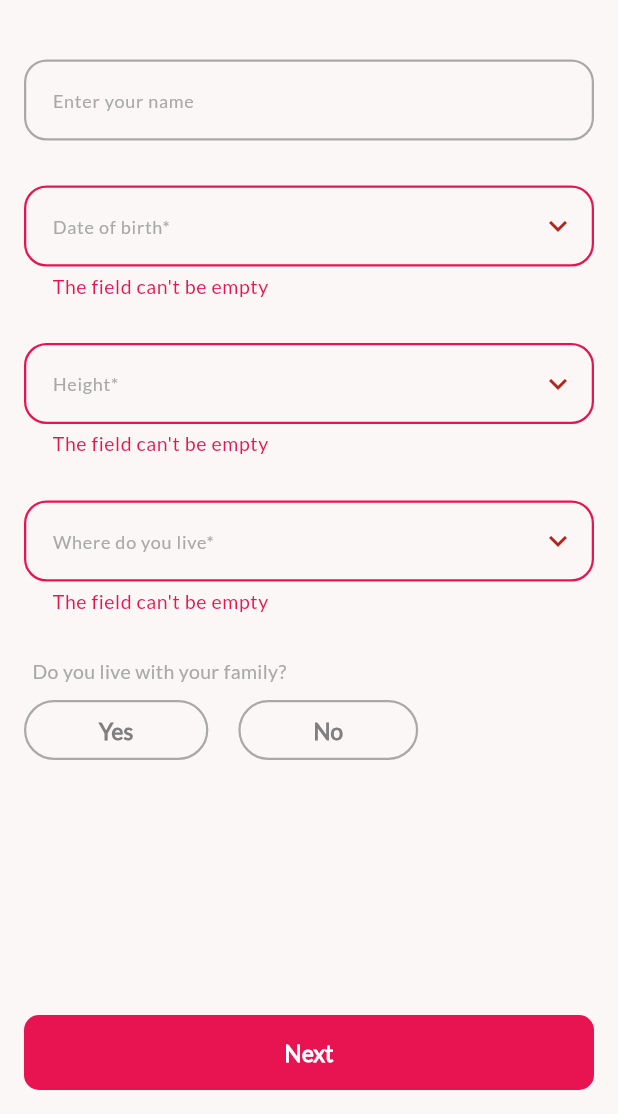
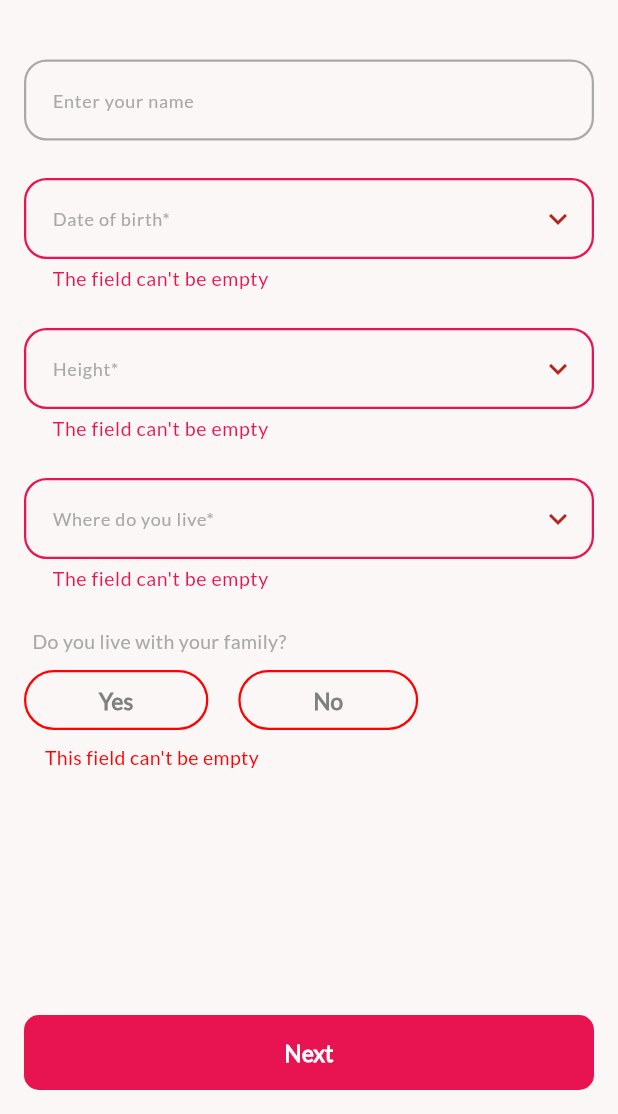
Before and after one commit to Vipin960960/nikah_forever_ui, a Flutter app: the screen it shows after launch, after a tap on "Next", on a phone screen of 412 x 824 dp, the part 122-1236 px from its top. Run offline on Flutter 3.47's test engine with Material 3 defaults, Android fonts, the light colour scheme and no system bars; our stand-ins replace get.

Commit message:
Nikah forver ui six commit

```diff
--- a/lib/app/app_widgets/choice_button.dart
+++ b/lib/app/app_widgets/choice_button.dart
@@ -5,7 +5,8 @@ import 'app_text_style.dart';
 
 class ChoiceButton extends StatelessWidget {
   final String label;
-  final bool isPressed;
+  final int
+      isPressed; // isPressed =2 means button pressed,   isPressed =1 or 0 means grey border, isPressed = 3 show red border
   final VoidCallback onPressed;
 
   const ChoiceButton(
@@ -19,10 +20,15 @@ class ChoiceButton extends StatelessWidget {
     return OutlinedButton(
       onPressed: onPressed,
       style: OutlinedButton.styleFrom(
-        backgroundColor: isPressed ? AppColors.pink : AppColors.mainBackground,
+        backgroundColor:
+            isPressed == 2 ? AppColors.pink : AppColors.mainBackground,
         padding: const EdgeInsets.symmetric(horizontal: 50, vertical: 4),
         side: BorderSide(
-            color: isPressed ? AppColors.pink : AppColors.greyLight,
+            color: isPressed == 2
+                ? AppColors.pink
+                : isPressed == 3
+                    ? AppColors.red
+                    : AppColors.greyLight,
             width: 1.5),
         shape: RoundedRectangleBorder(
           borderRadius: BorderRadius.circular(30),
@@ -32,7 +38,7 @@ class ChoiceButton extends StatelessWidget {
         label,
         style: AppTextStyle.bold(
             fontSize: 15,
-            color: isPressed ? AppColors.white : AppColors.greyDark),
+            color: isPressed == 2 ? AppColors.white : AppColors.greyDark),
       ),
     );
   }
--- a/lib/app/constants/app_colors.dart
+++ b/lib/app/constants/app_colors.dart
@@ -2,6 +2,7 @@ import 'package:flutter/material.dart';
 
 class AppColors {
   static Color pink = const Color(0xffe81451);
+  static Color red = const Color(0xffff0000);
   static Color white = const Color(0xFFFFFFFF);
   static Color mainBackground = const Color(0xFFFCF7F7);
   static Color black = const Color(0xff000000);
--- a/lib/app/constants/app_form_list_data.dart
+++ b/lib/app/constants/app_form_list_data.dart
@@ -226,10 +226,28 @@ class AppFormListData {
     "Rs. 20 - 35 Lakh",
     "Rs. 35 - 50 Lakh",
     "Rs. 50 - 75 Lakh",
-    "Rs. 50 - 75 Lakh",
     "Rs. 75 - 100 Lakh",
     "Rs. 1 Crore & Above",
   ];
+
+  Map<String, String> annualIncomeInRupeesMap = {
+    "No Income": "",
+    "Rs. 0 - 1 Lakh": "Monthly income is ₹(0 to 8,3330 approx",
+    "Rs. 1 - 2 Lakh": "Monthly income is ₹(8,333 to 16,667) approx",
+    "Rs. 2 - 3 Lakh": "Monthly income is ₹(16,667 to 25,000) approx",
+    "Rs. 3 - 4 Lakh": "Monthly income is ₹(25,000 to 33,333) approx",
+    "Rs. 4 - 5 Lakh": "Monthly income is ₹(33,333 to 41,667) approx",
+    "Rs. 5 - 7 Lakh": "Monthly income is ₹(41,667 to 58,333) approx",
+    "Rs. 7 - 10 Lakh": "Monthly income is ₹(58,333 to 83,333) approx",
+    "Rs. 10 - 12 Lakh": "Monthly income is ₹(83,333 to 100,000) approx",
+    "Rs. 12 - 15 Lakh": "Monthly income is ₹(100,000 to 125,000) approx",
+    "Rs. 15 - 20 Lakh": "Monthly income is ₹(125,000 to 166,667) approx",
+    "Rs. 20 - 35 Lakh": "Monthly income is ₹(166,667 to 291,667) approx",
+    "Rs. 35 - 50 Lakh": "Monthly income is ₹(291,667 to 416,667) approx",
+    "Rs. 50 - 75 Lakh": "Monthly income is ₹(416,667 to 625,000) approx",
+    "Rs. 75 - 100 Lakh": "Monthly income is ₹(625,000 to 833,333) approx",
+    "Rs. 1 Crore & Above": "Monthly income is ₹8,33,333 approx",
+  };
 
   final List<String> highestEducationList = [
     'Arts/Science##B.A.',
@@ -407,7 +425,6 @@ class AppFormListData {
       'Tutuila': ['Pago Pago', 'Fagatogo', 'Nu’uuli', 'Tafuna'],
       'Manu’a Islands': ['Ta’u', 'Ofu', 'Olosega'],
       'Swains Island': ['Taulaga'],
-      'Rose Atoll': [], // Uninhabited, but still part of American Samoa
     },
     'Australia': {
       'New South Wales': ['Sydney', 'Newcastle', 'Wollongong'],
--- a/lib/app/modules/basic_detail/controllers/basic_detail_controller.dart
+++ b/lib/app/modules/basic_detail/controllers/basic_detail_controller.dart
@@ -17,18 +17,14 @@ class BasicDetailController extends GetxController {
   late TextEditingController whereDoYouLiveTextController;
   late TextEditingController whereDoesYourFamilyLiveTextController;
 
-  //isLivingWithFamily Value = 1 will be Yes, Value = 2 will be No
+  //isLivingWithFamily Value = 1 will be Yes, Value = 2 will be No, Value = 4 will be error
   RxInt isLivingWithFamily = 0.obs;
 
   RxBool isHittingApi = false.obs;
 
-  String dateString = "";
-
-  List<String>? date = [];
-
-  late final DateTime minDate;
-  late final DateTime maxDate;
-  late DateTime selectedDate;
+  late final DateTime minDateOfBirth;
+  late final DateTime maxDateOfBirth;
+  late DateTime selectedDateOfBirth;
 
   @override
   void onInit() {
@@ -38,18 +34,23 @@ class BasicDetailController extends GetxController {
     whereDoYouLiveTextController = TextEditingController();
     whereDoesYourFamilyLiveTextController = TextEditingController();
 
+    // Selecting date of birth
     final currentDate = DateTime.now();
-    minDate = DateTime(
-      currentDate.year - 100,
+    minDateOfBirth = DateTime(
+      currentDate.year - 74,
       currentDate.month,
       currentDate.day,
     );
-    maxDate = DateTime(
-      currentDate.year - 18,
-      currentDate.month,
-      currentDate.day,
+    maxDateOfBirth = DateTime(
+      currentDate.year - 21,
+      12,
+      31,
     );
-    selectedDate = maxDate;
+    selectedDateOfBirth = DateTime(
+      maxDateOfBirth.year - 3,
+      7,
+      15,
+    );
 
     super.onInit();
   }
@@ -65,10 +66,6 @@ class BasicDetailController extends GetxController {
   }
 
   void onClickDateOfBirth() {
-    date = dateOfBirthTextController.text.isNotEmpty
-        ? dateOfBirthTextController.text.split("-")
-        : null;
-
     CommonPopUp.showBottomSheetCustom(
         context: Get.context,
         removeTopRounder: true,
@@ -78,8 +75,9 @@ class BasicDetailController extends GetxController {
   void onClickHeight() {
     CommonPopUp.showBottomSheetList(
       context: Get.context,
+      height: Get.height * 0.7,
+      title: 'Select Height*',
       list: AppFormListData.instance.heightList,
-      title: 'Select Height*',
       selectedValue: heightTextController.text,
       removeSearchBox: true,
       onTap: (value) {
@@ -100,25 +98,35 @@ class BasicDetailController extends GetxController {
       selectedState = oldCountry.split(", ")[1];
       selectedCity = oldCountry.split(", ")[2];
     }
+
+    List<String> countriesList =
+        AppFormListData.instance.countryMap.keys.toList();
+    countriesList.sort();
+
     CommonPopUp.showBottomSheetList(
       context: Get.context,
       height: Get.height * 0.7,
-      list: AppFormListData.instance.countryMap.keys.toList(),
+      list: countriesList,
       title: 'Select Country',
       selectedValue: selectedCountry,
       onTap: (country) async {
         // Selecting State
-        await Future.delayed(const Duration(milliseconds: 100));
+        List<String> statesList =
+            AppFormListData.instance.countryMap[country]!.keys.toList();
+        statesList.sort();
+        await CommonMethods.timerForNextList();
         CommonPopUp.showBottomSheetList(
           context: Get.context,
           height: Get.height * 0.7,
-          list: AppFormListData.instance.countryMap[country]!.keys.toList(),
+          list: statesList,
           title: 'State in $country',
           selectedValue: selectedState,
           onTap: (state) async {
             // Selecting city
+            List<String> citiesList =
+                AppFormListData.instance.countryMap[country]![state]!;
+            citiesList.sort();
             await CommonMethods.timerForNextList();
-
             CommonPopUp.showBottomSheetList(
               context: Get.context,
               height: Get.height * 0.7,
@@ -144,20 +152,28 @@ class BasicDetailController extends GetxController {
     isLivingWithFamily.value = 2;
   }
 
+  void onClickConfirmOfDateOfBirth(value) {
+    dateOfBirthTextController.text = value;
+    Get.back();
+    callListWhichIsEmpty("date");
+  }
+
   Future<void> onClickNext() async {
+    if (isLivingWithFamily.value == 0 || isLivingWithFamily.value == 4) {
+      isLivingWithFamily.value = 4; //Just to show red
+    }
     if (basicDetailFormKey.currentState!.validate()) {
+      if (isLivingWithFamily.value == 0 || isLivingWithFamily.value == 4) {
+        isLivingWithFamily.value = 4;
+        return;
+      }
+
       isHittingApi.value = true;
       await Future.delayed(const Duration(seconds: 2));
       isHittingApi.value = false;
 
       Get.offNamed(Routes.SOCIAL_DETAIL);
     }
-  }
-
-  void onClickConfirmOfDateOfBirth(value) {
-    dateOfBirthTextController.text = value;
-    Get.back();
-    callListWhichIsEmpty("date");
   }
 
   Future<void> callListWhichIsEmpty(comingFrom) async {
--- a/lib/app/modules/basic_detail/views/basic_detail_view.dart
+++ b/lib/app/modules/basic_detail/views/basic_detail_view.dart
@@ -61,8 +61,6 @@ class BasicDetailView extends GetView<BasicDetailController> {
               const SizedBox(height: 30),
               Expanded(
                 child: SingleChildScrollView(
-                  child: SizedBox(
-                    height: Get.height * 0.9,
                   child: Form(
                     key: controller.basicDetailFormKey,
                     child: Column(
@@ -78,7 +76,7 @@ class BasicDetailView extends GetView<BasicDetailController> {
                             return null;
                           },
                         ),
-                          const SizedBox(height: 10),
+                        const SizedBox(height: 5),
                         CustomTextFormField(
                           controller: controller.dateOfBirthTextController,
                           labelText: "Date of birth*",
@@ -88,7 +86,7 @@ class BasicDetailView extends GetView<BasicDetailController> {
                             controller.onClickDateOfBirth();
                           },
                         ),
-                          const SizedBox(height: 10),
+                        const SizedBox(height: 5),
                         CustomTextFormField(
                           controller: controller.heightTextController,
                           labelText: "Height*",
@@ -98,7 +96,7 @@ class BasicDetailView extends GetView<BasicDetailController> {
                             controller.onClickHeight();
                           },
                         ),
-                          const SizedBox(height: 10),
+                        const SizedBox(height: 5),
                         CustomTextFormField(
                           controller: controller.whereDoYouLiveTextController,
                           labelText: "Where do you live*",
@@ -109,7 +107,7 @@ class BasicDetailView extends GetView<BasicDetailController> {
                                 controller.whereDoYouLiveTextController);
                           },
                         ),
-                          const SizedBox(height: 20),
+                        const SizedBox(height: 15),
                         Text(
                           "  Do you live with your family?",
                           style: AppTextStyle.regular(
@@ -121,6 +119,8 @@ class BasicDetailView extends GetView<BasicDetailController> {
                         Obx(
                           () => Column(
                             mainAxisSize: MainAxisSize.min,
+                            mainAxisAlignment: MainAxisAlignment.start,
+                            crossAxisAlignment: CrossAxisAlignment.start,
                             children: [
                               Row(
                                 mainAxisAlignment: MainAxisAlignment.start,
@@ -130,8 +130,13 @@ class BasicDetailView extends GetView<BasicDetailController> {
                                     onPressed: controller
                                         .onClickYesButtonDoesYourFamilyLive,
                                     isPressed:
-                                          controller.isLivingWithFamily.value ==
-                                              1,
+                                        controller.isLivingWithFamily.value == 1
+                                            ? 2
+                                            : controller.isLivingWithFamily
+                                                        .value ==
+                                                    4
+                                                ? 3
+                                                : 1,
                                   ),
                                   const SizedBox(width: 20),
                                   ChoiceButton(
@@ -139,10 +144,26 @@ class BasicDetailView extends GetView<BasicDetailController> {
                                     onPressed: controller
                                         .onClickNoButtonDoesYourFamilyLive,
                                     isPressed:
-                                          controller.isLivingWithFamily.value ==
-                                              2,
+                                        controller.isLivingWithFamily.value == 2
+                                            ? 2
+                                            : controller.isLivingWithFamily
+                                                        .value ==
+                                                    4
+                                                ? 3
+                                                : 1,
                                   ),
                                 ],
+                              ),
+                              if (controller.isLivingWithFamily.value == 4)
+                                Padding(
+                                  padding: const EdgeInsets.only(top: 5.0),
+                                  child: Text(
+                                    "     This field can't be empty",
+                                    style: AppTextStyle.regular(
+                                      fontSize: 13,
+                                      color: AppColors.red,
+                                    ),
+                                  ),
                                 ),
                               if (controller.isLivingWithFamily.value == 2)
                                 const SizedBox(height: 10),
@@ -163,7 +184,6 @@ class BasicDetailView extends GetView<BasicDetailController> {
                           ),
                         ),
                       ],
-                      ),
                     ),
                   ),
                 ),
--- a/lib/app/modules/social_detail/controllers/social_detail_controller.dart
+++ b/lib/app/modules/social_detail/controllers/social_detail_controller.dart
@@ -24,6 +24,7 @@ class SocialDetailController extends GetxController {
   RxString selectedCasteString = "".obs;
   RxString selectedHigherEducation = "".obs;
   RxString selectedEmployedIn = "".obs;
+  RxString annualIncomInRupees = "".obs;
 
   @override
   void onInit() {
@@ -167,6 +168,7 @@ class SocialDetailController extends GetxController {
   void onClickOccupation() {
     CommonPopUp.showBottomSheetList(
       context: Get.context,
+      height: Get.height * 0.7,
       title: 'Select Occupation*',
       list: AppFormListData.instance.occupationList,
       selectedValue: occupationTextController.text,
@@ -186,6 +188,8 @@ class SocialDetailController extends GetxController {
       selectedValue: annualIncomeTextController.text,
       onTap: (value) async {
         annualIncomeTextController.text = value;
+        annualIncomInRupees.value =
+            AppFormListData.instance.annualIncomeInRupeesMap[value]!;
         callListWhichIsEmpty("annual");
       },
     );
```
Also changed, not shown: lib/app/modules/basic_detail/views/components/date_of_birth_pop_up.dart (+6 -5 lines), lib/app/modules/social_detail/views/social_detail_view.dart (+17 -15 lines). Lines whose indentation alone changed are shown as unchanged.
